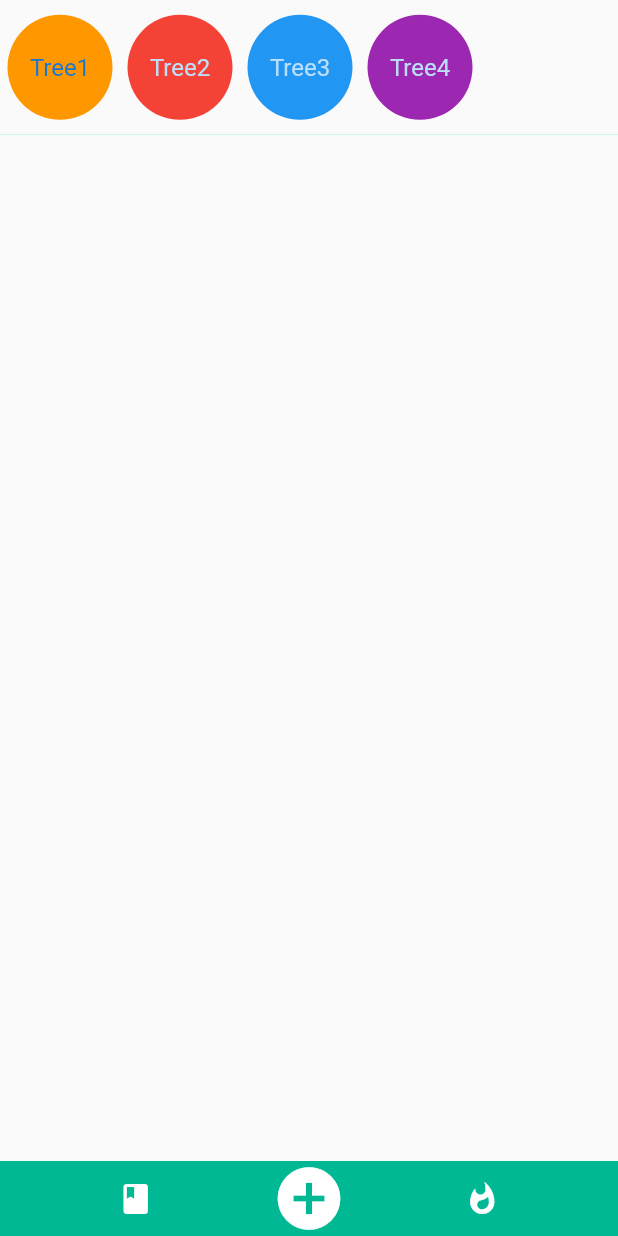
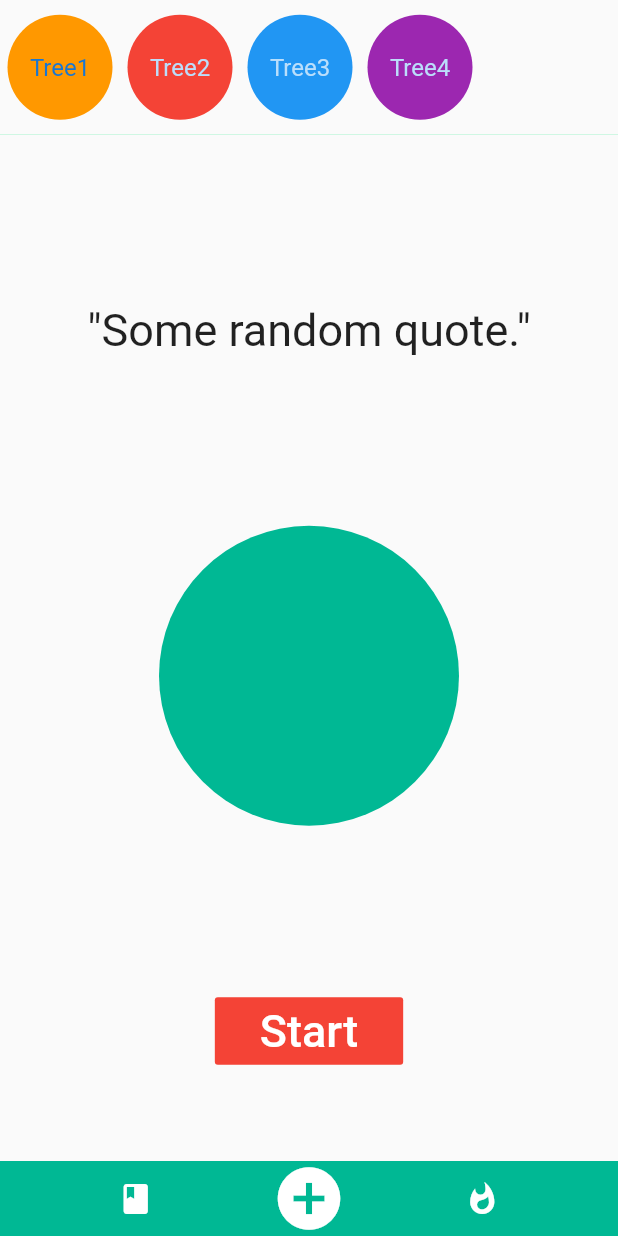
Before and after one commit to hisnameispum/nurture_land, a Flutter app: the screen it shows after launch, on a phone screen of 412 x 824 dp. Run offline on Flutter 3.47's test engine with Material 2 defaults, Android fonts, the phone set to English and light mode, and no system bars.

Commit message:
Added main content of the page

```diff
--- a/lib/screens/todo_screen.dart
+++ b/lib/screens/todo_screen.dart
@@ -1,7 +1,7 @@
 import 'package:flutter/cupertino.dart';
 import 'package:flutter/material.dart';
 
-class Todo_Screen extends StatelessWidget{
+class Todo_Screen extends StatelessWidget {
   @override
   Widget build(BuildContext context) {
     // TODO: implement build
@@ -18,14 +18,55 @@ class Todo_Screen extends StatelessWidget{
                     child: ListView(
                       scrollDirection: Axis.horizontal,
                       children: [
-                        TreeStory(treeName: "Tree1", treeColor: Colors.orange,),
-                        TreeStory(treeName: "Tree2", treeColor: Colors.red,),
-                        TreeStory(treeName: "Tree3", treeColor: Colors.blue,),
-                        TreeStory(treeName: "Tree4", treeColor: Colors.purple,),
+                        TreeStory(
+                          treeName: "Tree1",
+                          treeColor: Colors.orange,
+                        ),
+                        TreeStory(
+                          treeName: "Tree2",
+                          treeColor: Colors.red,
+                        ),
+                        TreeStory(
+                          treeName: "Tree3",
+                          treeColor: Colors.blue,
+                        ),
+                        TreeStory(
+                          treeName: "Tree4",
+                          treeColor: Colors.purple,
+                        ),
                       ],
                     ),
                     decoration: BoxDecoration(
-                      border: Border(bottom: BorderSide(width: 0.2, color: Colors.greenAccent)),
+                      border: Border(
+                          bottom: BorderSide(
+                              width: 0.2, color: Colors.greenAccent)),
+                    ),
+                  ),
+                  Expanded(
+                    child: Column(
+                      mainAxisAlignment: MainAxisAlignment.spaceEvenly,
+                      children: [
+                        Text(
+                          '"Some random quote."',
+                          style: TextStyle(fontSize: 30),
+                        ),
+                        CircleAvatar(
+                          backgroundColor: Color(0xFF00b894),
+                          minRadius: 100,
+                        ),
+                        FlatButton(
+                          onPressed: () {
+//                            Start Timer
+                          },
+                          padding:
+                              EdgeInsets.symmetric(vertical: 5, horizontal: 30),
+                          color: Colors.red,
+                          child: Text(
+                            'Start',
+                            style: TextStyle(color: Colors.white, fontSize: 30),
+                          ),
+                        ),
+                      ],
                     ),
                   ),
                 ],
@@ -37,31 +78,28 @@ class Todo_Screen extends StatelessWidget{
       ),
     );
   }
-
-
 }
 
 class TreeStory extends StatelessWidget {
   final String treeName;
   final Color treeColor;
+
   TreeStory({@required this.treeName, @required this.treeColor});
-
 
   @override
   Widget build(BuildContext context) {
     return Padding(
-      padding: const EdgeInsets.symmetric(vertical: 8,horizontal: 5),
+      padding: const EdgeInsets.symmetric(vertical: 8, horizontal: 5),
       child: CircleAvatar(
-          backgroundColor: treeColor,
-          child: Text(treeName),
-          minRadius: 35,
+        backgroundColor: treeColor,
+        child: Text(treeName),
+        minRadius: 35,
       ),
     );
   }
 }
 
 class BottomBar extends StatelessWidget {
-
   @override
   Widget build(BuildContext context) {
     return Container(
@@ -69,8 +107,8 @@ class BottomBar extends StatelessWidget {
           mainAxisAlignment: MainAxisAlignment.spaceEvenly,
           children: [
             Icon(
-                Icons.book,
-                color: Colors.white,
+              Icons.book,
+              color: Colors.white,
             ),
             Icon(
               Icons.add_circle,
--- a/pubspec.yaml
+++ b/pubspec.yaml
@@ -45,8 +45,8 @@ flutter:
   uses-material-design: true
 
   # To add assets to your application, add an assets section, like this:
-  # assets:
-  #   - images/a_dot_burr.jpeg
+#  assets:
+#      - images/pot.png
   #   - images/a_dot_ham.jpeg
 
   # An image asset can refer to one or more resolution-specific "variants", see
```
